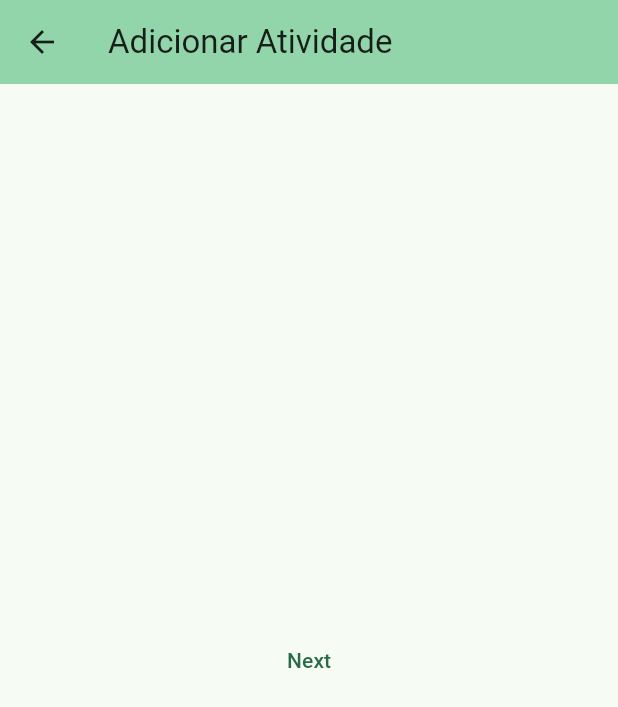
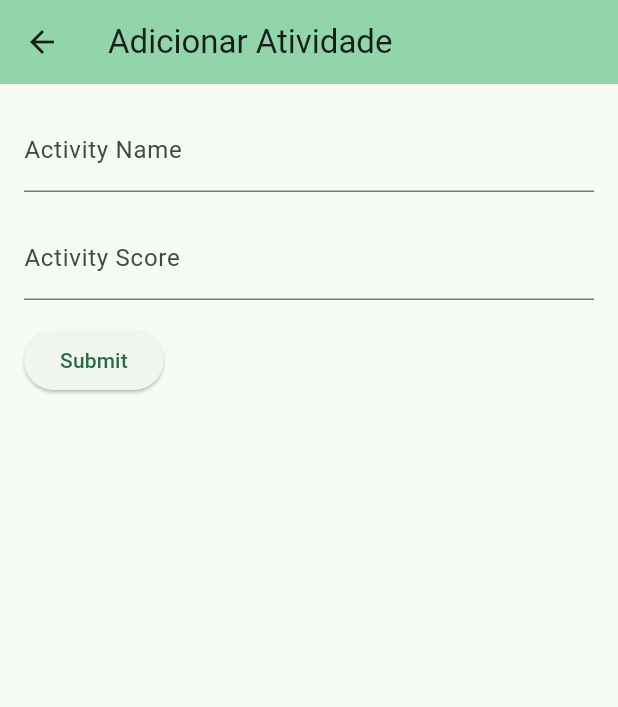
Before and after one commit to joaopaulopmedeiros/IMD0509-ddm-projeto1, a Flutter app: the AddActivityScreen screen opened directly, on a phone screen of 412 x 824 dp. Shown: the top 707 px of the screen. Run offline on Flutter 3.47's test engine with Material 3 defaults, Android fonts, the phone set to English and light mode, and no system bars.

Commit message:
feat: form scaffolding

```diff
--- /dev/null
+++ b/tech_move/lib/components/activity_form.dart
@@ -0,0 +1,58 @@
+import 'package:flutter/material.dart';
+
+class ActivityForm extends StatefulWidget {
+  const ActivityForm({super.key});
+
+  @override
+  _ActivityFormState createState() => _ActivityFormState();
+}
+
+class _ActivityFormState extends State<ActivityForm> {
+  final _formKey = GlobalKey<FormState>();
+
+  @override
+  Widget build(BuildContext context) {
+    return Form(
+      key: _formKey,
+      child: Column(
+        crossAxisAlignment: CrossAxisAlignment.start,
+        children: [
+          TextFormField(
+            decoration: const InputDecoration(
+              labelText: 'Activity Name',
+            ),
+            validator: (value) {
+              if (value == null || value.isEmpty) {
+                return 'Please enter the activity name';
+              }
+              return null;
+            },
+          ),
+          const SizedBox(height: 16),
+          TextFormField(
+            decoration: const InputDecoration(
+              labelText: 'Activity Score',
+            ),
+            keyboardType: TextInputType.number,
+            validator: (value) {
+              if (value == null || value.isEmpty) {
+                return 'Please enter the activity score';
+              }
+              return null;
+            },
+          ),
+          const SizedBox(height: 16),
+          ElevatedButton(
+            onPressed: () {
+              if (_formKey.currentState!.validate()) {
+                // If the form is valid, redirect to the home screen
+                Navigator.pop(context, true);
+              }
+            },
+            child: const Text('Submit'),
+          ),
+        ],
+      ),
+    );
+  }
+}
--- a/tech_move/lib/screens/add_activity.dart
+++ b/tech_move/lib/screens/add_activity.dart
@@ -1,5 +1,6 @@
 
 import 'package:flutter/material.dart';
+import 'package:tech_move/components/activity_form.dart';
 
 class AddActivityScreen extends StatelessWidget {
   const AddActivityScreen({super.key});
@@ -12,11 +13,9 @@ class AddActivityScreen extends StatelessWidget {
         backgroundColor: Theme.of(context).colorScheme.inversePrimary,
 
       ),
-      body: Center(
-        child: TextButton(
-          onPressed: () {},
-          child: const Text('Next'),
-        ),
+      body: const Padding(
+        padding: EdgeInsets.all(16.0),
+        child: ActivityForm(),
       ),
     );
   }
```
